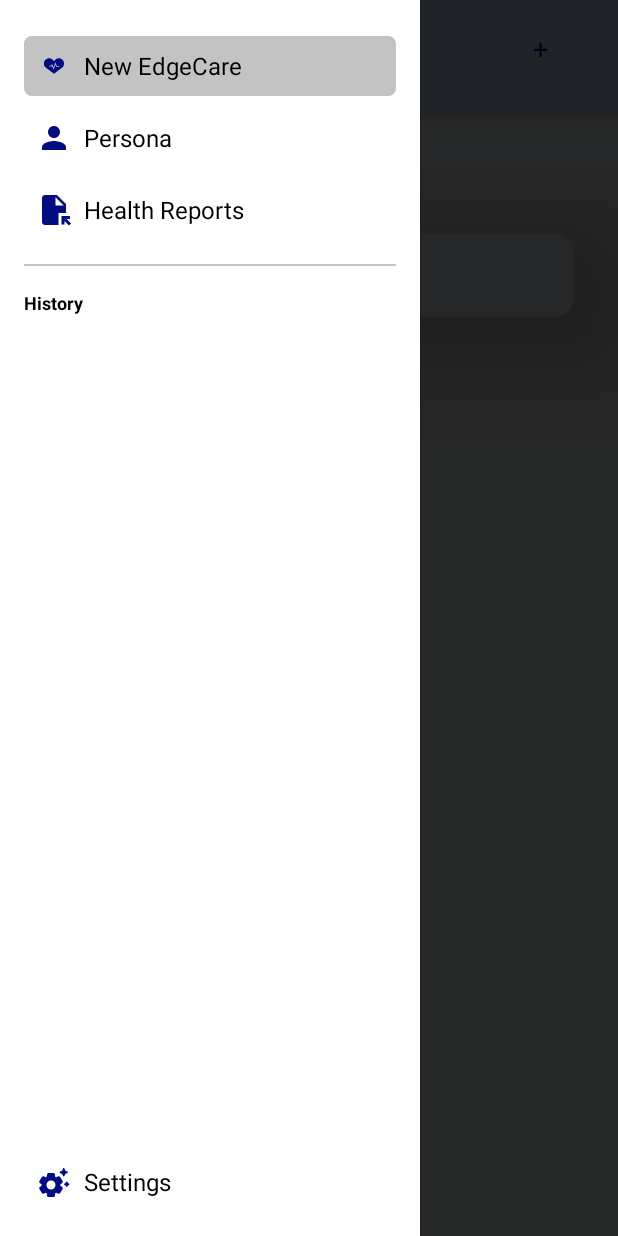
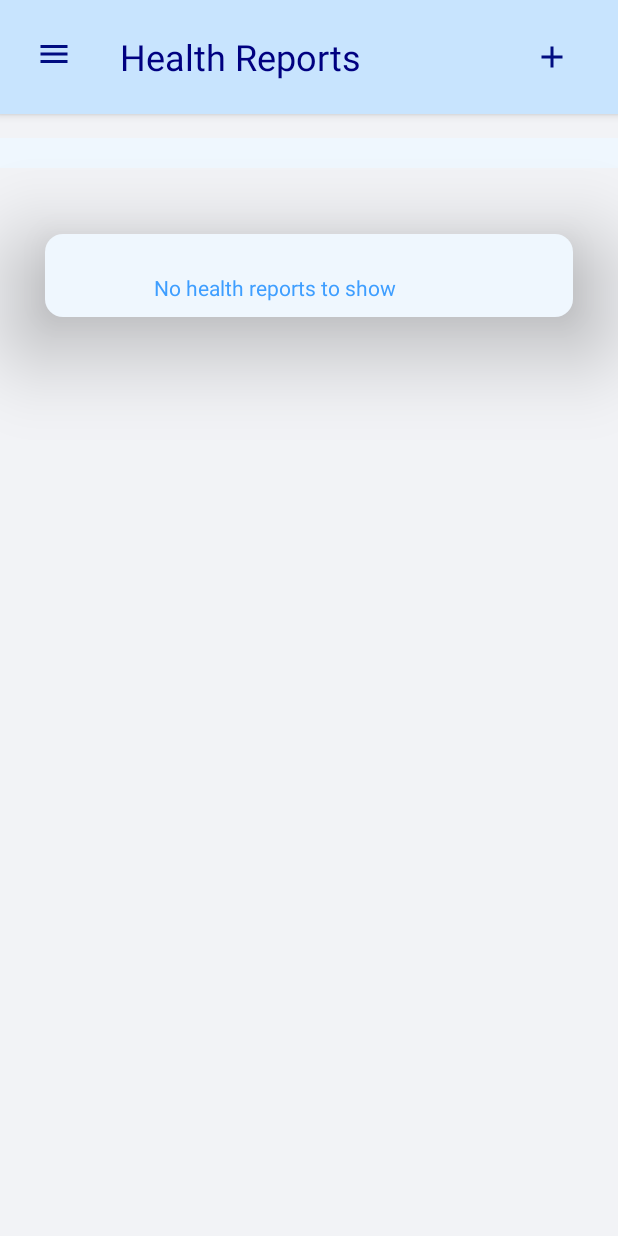
Before and after one commit to EdgeCare/EdgeCare-Mobile, an Android app: the fragment ReportHandleFragment placed in its activity, after a tap on "icon", on a phone screen of 412 x 824 dp. Run offline under Robolectric (Android 15) with nearby library versions, the phone set to English and light mode, and no system bars; libraries missing offline, so code that uses them is left out: com.itextpdf.kernel, io.objectbox, io.objectbox.kotlin; 14 statements that could not run were skipped.

Commit message:
UI enhancement

```diff
--- a/app/src/main/res/layout/activity_report_handle.xml
+++ b/app/src/main/res/layout/activity_report_handle.xml
@@ -25,17 +25,15 @@
             android:textColor="#000080"
             android:gravity="center_vertical"/>
 
-        <Button
+        <ImageButton
             android:id="@+id/selectFileButton"
-            android:layout_width="wrap_content"
-            android:layout_height="wrap_content"
-            android:layout_gravity="end"
-            android:backgroundTint="@color/primary"
-            android:elevation="2dp"
-            android:padding="8dp"
-            android:text="+"
-            android:textColor="#000080"
-            android:textSize="18sp" />
+            android:layout_width="40dp"
+            android:layout_height="40dp"
+            android:layout_gravity="end|center_vertical"
+            android:layout_marginEnd="16dp"
+            android:background="?attr/selectableItemBackgroundBorderless"
+            android:contentDescription="@string/icon"
+            android:src="@drawable/icon_add_24" />
     </LinearLayout>
 
     <androidx.recyclerview.widget.RecyclerView
```
Also changed, not shown: app/src/main/assets/edgeCare-de-id-labels.json (+7 -6 lines).
